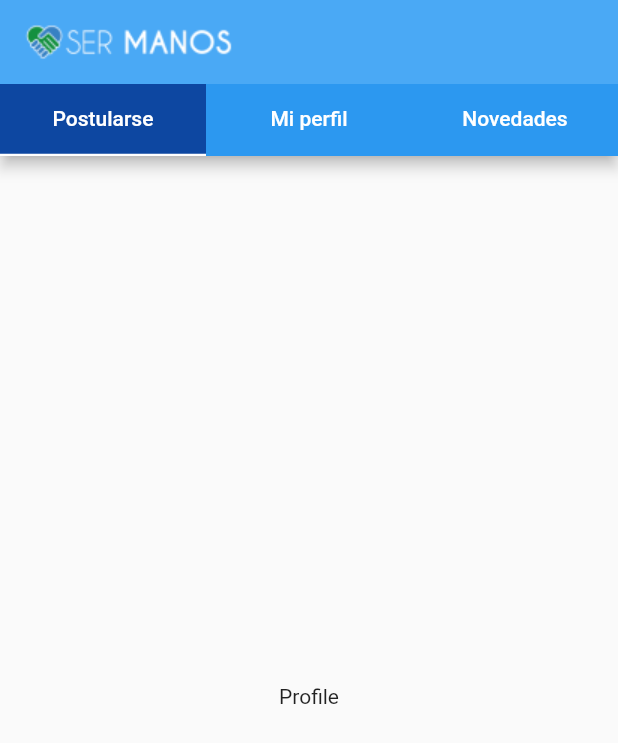
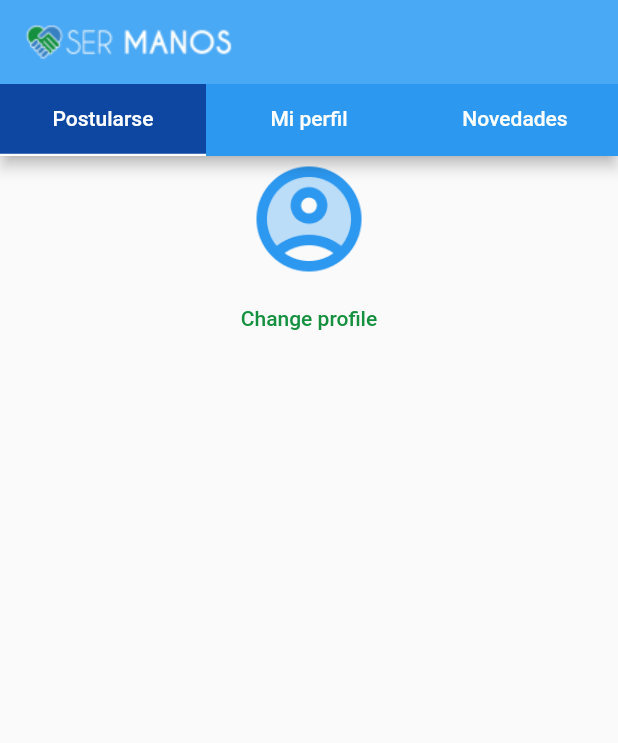
Before and after one commit to GastonDonikian/aplicaciones-moviles-multiplataforma, a Flutter app: the ProfileTab screen opened by its route, on a phone screen of 412 x 824 dp. Shown: the top 743 px of the screen. Run offline on Flutter 3.47's test engine with Material 2 defaults, Android fonts, the phone set to English and light mode, and no system bars; our stand-ins replace go_router.

Commit message:
Components: SerManosAvatar with default image and dummy profile

```diff
--- a/my_app/lib/design_system/molecules/components.dart
+++ b/my_app/lib/design_system/molecules/components.dart
@@ -49,9 +49,10 @@ class SerManosVacancy extends StatelessWidget {
 }
 
 class SerManosAvatar extends StatelessWidget {
-  const SerManosAvatar({Key? key, required this.imageUrl, this.big = false}) : super(key: key);
+  const SerManosAvatar({Key? key, this.imageUrl, this.big = false})
+      : super(key: key);
 
-  final String imageUrl;
+  final String? imageUrl;
   final bool big;
 
   @override
@@ -62,9 +63,13 @@ class SerManosAvatar extends StatelessWidget {
         backgroundColor: Colors.transparent,
         radius: radius,
         child: ClipOval(
-          child: Image.network(
-            imageUrl,
-          ),
+          child: imageUrl == null
+              ? const Image(
+                  image: AssetImage("assets/profile_image.png"),
+                )
+              : Image.network(
+                  imageUrl!,
+                ),
         ));
   }
 }
--- a/my_app/lib/screens/profile.dart
+++ b/my_app/lib/screens/profile.dart
@@ -1,6 +1,8 @@
 import 'package:flutter/material.dart';
 import 'package:flutter/src/widgets/framework.dart';
 import 'package:flutter/src/widgets/placeholder.dart';
+import 'package:my_app/design_system/molecules/buttons.dart';
+import 'package:my_app/design_system/molecules/components.dart';
 
 class ProfileTab extends StatefulWidget {
   const ProfileTab({super.key});
@@ -10,10 +12,64 @@ class ProfileTab extends StatefulWidget {
 }
 
 class _ProfileTabState extends State<ProfileTab> {
+  bool _hasProfileCompleted = false;
+
+  //Testing purposes, to switch from one profile view to another
+  void changeProfile() {
+    setState(() {
+      _hasProfileCompleted = !_hasProfileCompleted;
+    });
+  }
+
   @override
   Widget build(BuildContext context) {
-    return const Scaffold(
-      body: Center(child: Text("Profile")),
+    return Scaffold(
+      body: _hasProfileCompleted
+          ? ProfileTabCompleted(
+              onPressed: changeProfile,
+            )
+          : ProfileTabEmpty(
+              onPressed: changeProfile,
+            ),
     );
   }
 }
+
+class ProfileTabEmpty extends StatelessWidget {
+  const ProfileTabEmpty({super.key, required this.onPressed});
+
+  final void Function() onPressed;
+
+  @override
+  Widget build(BuildContext context) {
+    return Center(
+      child: Column(
+        children: [
+          const SerManosAvatar(),
+          SerManosTextButton(label: "Change profile", onPressed: onPressed)
+        ],
+      ),
+    );
+  }
+}
+
+class ProfileTabCompleted extends StatelessWidget {
+  const ProfileTabCompleted({super.key, required this.onPressed});
+
+  final void Function() onPressed;
+
+  @override
+  Widget build(BuildContext context) {
+    return Center(
+      child: Column(
+        children: [
+          const SerManosAvatar(
+            imageUrl:
+                "https://fastly.picsum.photos/id/357/200/200.jpg?hmac=hHhE00vBpBPSjAiUhwzFKQi9PsCWu7sblLKC2rT6Fn8",
+          ),
+          SerManosTextButton(label: "Change profile", onPressed: onPressed)
+        ],
+      ),
+    );
+  }
+}
```
